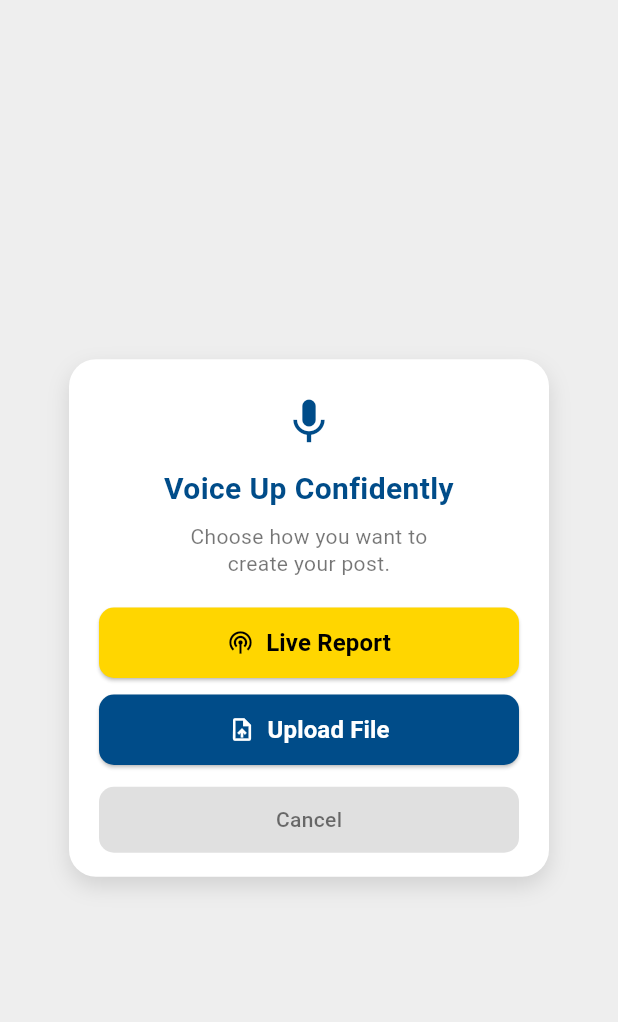
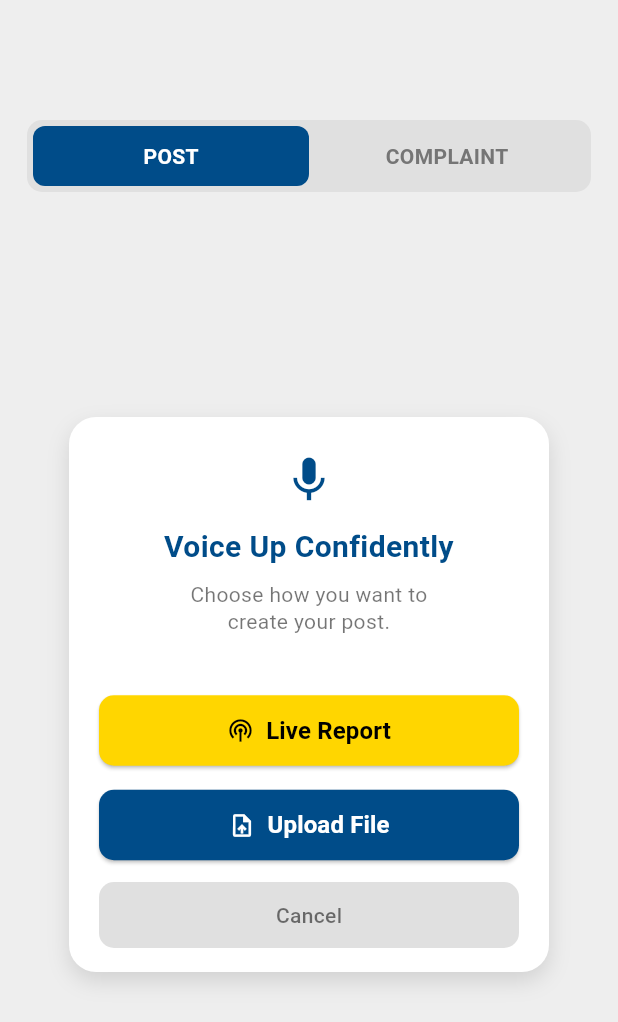
Before and after one commit to rtharsan22/IME, a Flutter app: the ExploreScreen screen opened directly, on a phone screen of 412 x 824 dp. Shown: the top 1022 px of the screen. Run offline on Flutter 3.47's test engine with Material 3 defaults, Android fonts, the phone set to English and light mode, and no system bars.

Commit message:
Improve complaint making screen UI

```diff
--- a/lib/app/app.dart
+++ b/lib/app/app.dart
@@ -7,7 +7,7 @@ class MyApp extends StatelessWidget {
   @override
   Widget build(BuildContext context) {
     return MaterialApp(
-      title: 'IME Voice Up',
+      title: 'Voice Up',
       debugShowCheckedModeBanner: false,
       theme: ThemeData(
         primarySwatch: Colors.indigo,
--- a/lib/app/routes.dart
+++ b/lib/app/routes.dart
@@ -1,5 +1,5 @@
 import 'package:flutter/material.dart';
-import 'package:voice_up_ime/screens/home_screen.dart';
+//import 'package:voice_up_ime/screens/home_screen.dart';
 import '../navigation/bottom_nav_scaffold.dart';
 
 class AppRoutes {
--- a/lib/screens/explore_screen.dart
+++ b/lib/screens/explore_screen.dart
@@ -1,21 +1,115 @@
 import 'package:flutter/material.dart';
 
-import '../screens/settings_screen.dart';
 import '../screens/favorites_screen.dart';
+import '../screens/complaint_post_toggle_screen.dart';
 
-class ExploreScreen extends StatelessWidget {
+class ExploreScreen extends StatefulWidget {
   final VoidCallback? onCancel;
 
   const ExploreScreen({super.key, this.onCancel});
 
   @override
+  State<ExploreScreen> createState() => _ExploreScreenState();
+}
+
+class _ExploreScreenState extends State<ExploreScreen> {
+  bool isPostSelected = true;
+
+  static const Color darkBlue = Color(0xFF004C89);
+  static const Color yellow = Color(0xFFFFD600);
+
+  @override
   Widget build(BuildContext context) {
-    const Color darkBlue = Color(0xFF004C89);
-    const Color yellow = Color(0xFFFFD600);
-
     return Scaffold(
       backgroundColor: Colors.grey[200],
-      body: Center(
+      body: SafeArea(
+        child: Column(
+          children: [
+            const SizedBox(height: 80),
+
+            // ================= POST / COMPLAINT TOGGLE (TOP) =================
+            Padding(
+              padding: const EdgeInsets.symmetric(horizontal: 18),
+              child: Container(
+                padding: const EdgeInsets.all(4),
+                decoration: BoxDecoration(
+                  color: Colors.grey[300],
+                  borderRadius: BorderRadius.circular(10),
+                ),
+                child: Row(
+                  children: [
+                    // POST
+                    Expanded(
+                      child: GestureDetector(
+                        onTap: () {
+                          setState(() => isPostSelected = true);
+                        },
+                        child: Container(
+                          padding: const EdgeInsets.symmetric(vertical: 10),
+                          decoration: BoxDecoration(
+                            color: isPostSelected
+                                ? darkBlue
+                                : Colors.transparent,
+                            borderRadius: BorderRadius.circular(8),
+                          ),
+                          child: Center(
+                            child: Text(
+                              "POST",
+                              style: TextStyle(
+                                fontWeight: FontWeight.w700,
+                                color: isPostSelected
+                                    ? Colors.white
+                                    : Colors.grey[600],
+                              ),
+                            ),
+                          ),
+                        ),
+                      ),
+                    ),
+
+                    // COMPLAINT
+                    Expanded(
+                      child: GestureDetector(
+                        onTap: () {
+                          // move to complaint screen (same UI positions)
+                          Navigator.pushReplacement(
+                            context,
+                            MaterialPageRoute(
+                              builder: (_) => const ComplaintPostToggleScreen(),
+                            ),
+                          );
+                        },
+                        child: Container(
+                          padding: const EdgeInsets.symmetric(vertical: 10),
+                          decoration: BoxDecoration(
+                            color: !isPostSelected
+                                ? darkBlue
+                                : Colors.transparent,
+                            borderRadius: BorderRadius.circular(8),
+                          ),
+                          child: Center(
+                            child: Text(
+                              "COMPLAINT",
+                              style: TextStyle(
+                                fontWeight: FontWeight.w700,
+                                color: !isPostSelected
+                                    ? Colors.white
+                                    : Colors.grey[600],
+                              ),
+                            ),
+                          ),
+                        ),
+                      ),
+                    ),
+                  ],
+                ),
+              ),
+            ),
+
+            const SizedBox(height: 150),
+
+            // ================= MAIN CARD (LOWER) =================
+            Center(
               child: Container(
                 width: 320,
                 padding: const EdgeInsets.fromLTRB(20, 24, 20, 16),
@@ -35,6 +129,7 @@ class ExploreScreen extends StatelessWidget {
                   children: [
                     const Icon(Icons.mic, size: 36, color: darkBlue),
                     const SizedBox(height: 12),
+
                     const Text(
                       'Voice Up Confidently',
                       style: TextStyle(
@@ -44,7 +139,9 @@ class ExploreScreen extends StatelessWidget {
                       ),
                       textAlign: TextAlign.center,
                     ),
+
                     const SizedBox(height: 8),
+
                     const Text(
                       'Choose how you want to\ncreate your post.',
                       style: TextStyle(
@@ -54,7 +151,8 @@ class ExploreScreen extends StatelessWidget {
                       ),
                       textAlign: TextAlign.center,
                     ),
-              const SizedBox(height: 20),
+
+                    const SizedBox(height: 40),
 
                     // ================= LIVE REPORT =================
                     SizedBox(
@@ -79,12 +177,15 @@ class ExploreScreen extends StatelessWidget {
                         icon: const Icon(Icons.podcasts),
                         label: const Text(
                           'Live Report',
-                    style: TextStyle(fontWeight: FontWeight.w600, fontSize: 16),
+                          style: TextStyle(
+                            fontWeight: FontWeight.w600,
+                            fontSize: 16,
+                          ),
                         ),
                       ),
                     ),
 
-              const SizedBox(height: 10),
+                    const SizedBox(height: 15),
 
                     // ================= UPLOAD FILE =================
                     SizedBox(
@@ -109,16 +210,19 @@ class ExploreScreen extends StatelessWidget {
                         icon: const Icon(Icons.upload_file),
                         label: const Text(
                           'Upload File',
-                    style: TextStyle(fontWeight: FontWeight.w600, fontSize: 16),
+                          style: TextStyle(
+                            fontWeight: FontWeight.w600,
+                            fontSize: 16,
+                          ),
                         ),
                       ),
                     ),
 
                     const SizedBox(height: 14),
 
-              // ================= CANCEL BUTTON =================
+                    // ================= CANCEL =================
                     GestureDetector(
-                onTap: onCancel,
+                      onTap: widget.onCancel,
                       child: Container(
                         width: double.infinity,
                         padding: const EdgeInsets.symmetric(vertical: 12),
@@ -141,6 +245,9 @@ class ExploreScreen extends StatelessWidget {
                 ),
               ),
             ),
+          ],
+        ),
+      ),
     );
   }
 }
--- a/lib/screens/favorites_screen.dart
+++ b/lib/screens/favorites_screen.dart
@@ -25,7 +25,6 @@ class _FavoritesScreenState extends State<FavoritesScreen> {
   // ================== POST HANDLER ==================
   void _onPostPressed() {
     final overlay = Overlay.of(context);
-    if (overlay == null) return;
 
     // Create overlay entry for the toast notification
     final overlayEntry = OverlayEntry(
@@ -173,7 +172,7 @@ class _FavoritesScreenState extends State<FavoritesScreen> {
             ),
             const SizedBox(height: 6),
             DropdownButtonFormField<String>(
-              value: _selectedIssueType,
+              initialValue: _selectedIssueType,
               decoration: InputDecoration(
                 hintText: 'Select issue types...',
                 filled: true,
```
Also changed, not shown: lib/navigation/bottom_nav_scaffold.dart (+6 -2 lines), lib/screens/complaint_making_screen.dart (added, +278 -0 lines), lib/screens/complaint_post_toggle_screen.dart (added, +223 -0 lines), lib/screens/profile_screen.dart (+25 -16 lines), lib/widgets/custom_app_bar.dart (+16 -8 lines), pubspec.yaml (+5 -2 lines), pubspec.lock, 3 other files. Lines whose indentation alone changed are shown as unchanged.
